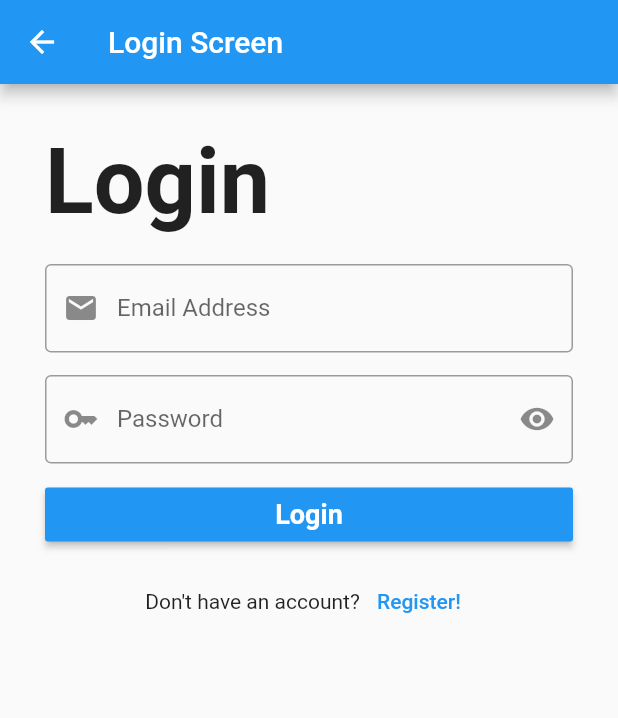
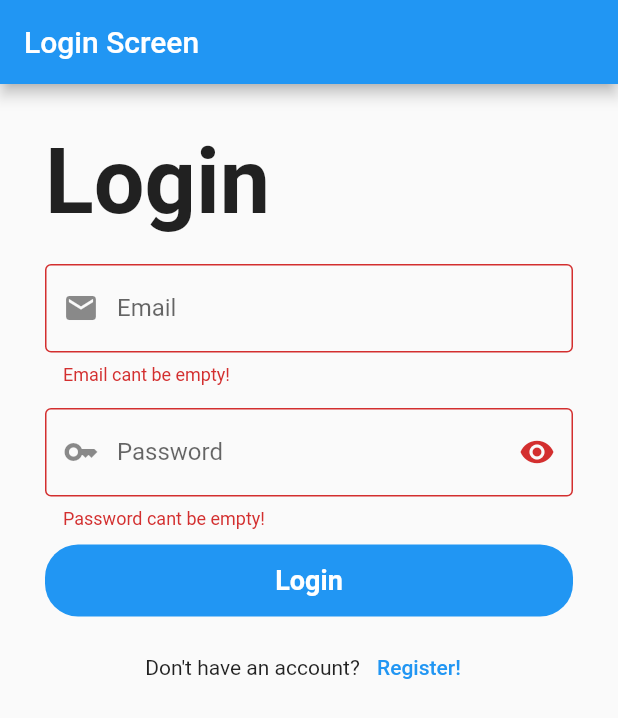
Before and after one commit to BahaaAY/learning-flutter, a Flutter app: the LoginScreen screen opened directly, after a tap on "Login", on a phone screen of 412 x 824 dp. Shown: the top 718 px of the screen. Run offline on Flutter 3.47's test engine with Material 2 defaults, Android fonts, the phone set to English and light mode, and no system bars.

```diff
--- /dev/null
+++ b/lib/Models/User/user_model.dart
@@ -0,0 +1,7 @@
+class UserModel {
+  final int id;
+  final String name;
+  final String phone;
+
+  UserModel(this.id, this.name, this.phone);
+}
--- a/lib/bmi_screen.dart
+++ b/lib/Modules/bmi/bmi_screen.dart
@@ -1,7 +1,7 @@
 import 'dart:math';
 
 import 'package:flutter/material.dart';
-import 'package:proj1/bmi_result_screen.dart';
+import 'package:proj1/modules/bmi/bmi_result_screen.dart';
 
 class BmiScreen extends StatefulWidget {
   @override
--- /dev/null
+++ b/lib/Modules/login/login_screen.dart
@@ -0,0 +1,108 @@
+import 'package:flutter/material.dart';
+import 'package:proj1/shared/components/components.dart';
+
+class LoginScreen extends StatefulWidget {
+  @override
+  State<LoginScreen> createState() => _LoginScreenState();
+}
+
+class _LoginScreenState extends State<LoginScreen> {
+  var emailController = TextEditingController();
+
+  var passController = TextEditingController();
+
+  var formKey = GlobalKey<FormState>();
+  bool secureText = true;
+
+
+  @override
+  Widget build(BuildContext context) {
+    return Scaffold(
+      appBar: AppBar(
+        title: Text("Login Screen"),
+      ),
+      body: SingleChildScrollView(
+        child: Padding(
+          padding: const EdgeInsets.all(30.0),
+          child: Form(
+            key: formKey,
+            child: Column(
+              mainAxisSize: MainAxisSize.min,
+              crossAxisAlignment: CrossAxisAlignment.start,
+              children: [
+                Text(
+                  "Login",
+                  style: TextStyle(
+                    fontSize: 60.0,
+                    fontWeight: FontWeight.bold,
+                  ),
+                ),
+                SizedBox(
+                  height: 20.0,
+                ),
+                defaultFormField(
+                    prefix: Icon(Icons.email),
+                    controller: emailController,
+                    inputType: TextInputType.emailAddress,
+                    validate: (String? value) {
+                      if(value!.isEmpty)
+                      {
+                        return "Email cant be empty!";
+                      }
+                      return null;
+                    },
+                    label: "Email"),
+                SizedBox(
+                  height: 15.0,
+                ),
+                defaultFormField(
+                  isPassword: secureText,
+                    prefix: Icon(Icons.key),
+                    suffix: secureText? Icon(Icons.visibility): Icon(Icons.visibility_off),
+                    controller: passController,
+                    inputType: TextInputType.visiblePassword,
+                    suffixPressed: (){
+                    setState(() {
+                      secureText=!secureText;
+                    });
+                    },
+                    validate: (String? value) {
+                      if(value!.isEmpty)
+                        {
+                          return "Password cant be empty!";
+                        }
+                      return null;
+                    },
+                    label: "Password"),
+                SizedBox(
+                  height: 10.0,
+                ),
+                defaultButton(
+                    function: () {
+                      if(formKey.currentState!.validate())
+                        {
+                          print("Email : " + emailController.text);
+                          print("Password : " + passController.text);
+                        }
+                    },
+                    radius: 22.0,
+                    isUpperCase: false,
+                    text: "Login"),
+                SizedBox(
+                  height: 10.0,
+                ),
+                Row(
+                  mainAxisAlignment: MainAxisAlignment.center,
+                  children: [
+                    Text("Don\'t have an account? "),
+                    TextButton(onPressed: () {}, child: Text("Register!"))
+                  ],
+                )
+              ],
+            ),
+          ),
+        ),
+      ),
+    );
+  }
+}
--- a/lib/users_screen.dart
+++ b/lib/Modules/messenger/users_screen.dart
@@ -1,4 +1,5 @@
 import 'package:flutter/material.dart';
+import 'package:proj1/Models/User/user_model.dart';
 
 class UsersScreen extends StatelessWidget {
   List<UserModel> users = [
@@ -70,10 +71,3 @@ class UsersScreen extends StatelessWidget {
       );
 
 }
-class UserModel {
-  final int id;
-  final String name;
-  final String phone;
-
-  UserModel(this.id, this.name, this.phone);
-}
--- /dev/null
+++ b/lib/Shared/components/components.dart
@@ -0,0 +1,58 @@
+import 'package:flutter/material.dart';
+
+Widget defaultButton({
+  double width = double.infinity,
+  Color background = Colors.blue,
+  bool isUpperCase = false,
+  double radius = 0.0,
+  required VoidCallback? function,
+  required String text,
+}) =>
+    Container(
+      decoration: BoxDecoration(
+        color: background,
+        borderRadius: BorderRadius.circular(radius),
+      ),
+      width: width,
+      child: MaterialButton(
+        onPressed: function,
+        child: Text(
+          isUpperCase ? text.toUpperCase() : text,
+          style: TextStyle(
+            color: Colors.white,
+            fontSize: 18,
+            fontWeight: FontWeight.bold,
+          ),
+        ),
+      ),
+    );
+
+Widget defaultFormField({
+  required TextEditingController controller,
+  required TextInputType inputType,
+  required String label,
+  Function(String?)? onChange,
+  Function(String?)? onSubmit,
+  Function()? suffixPressed,
+  required String? Function(String?)? validate,
+  bool isPassword = false,
+  Icon? prefix,
+  Icon? suffix,
+}) =>
+    TextFormField(
+      obscureText: isPassword,
+      controller: controller,
+      keyboardType: inputType,
+      onChanged: onChange,
+      onFieldSubmitted: onSubmit,
+      validator: validate,
+      decoration: InputDecoration(
+        labelText: label,
+        border: OutlineInputBorder(),
+        prefixIcon: prefix == null ? null : prefix,
+        suffixIcon: suffix == null ? null : IconButton(
+            icon: suffix,
+          onPressed: suffixPressed,
+        ),
+      ),
+    );
--- a/lib/login_screen.dart
+++ /dev/null
@@ -1,87 +0,0 @@
-import 'package:flutter/material.dart';
-
-class LoginScreen extends StatelessWidget {
-
-  var emailController = TextEditingController();
-  var passController = TextEditingController();
-
-  @override
-  Widget build(BuildContext context) {
-    return Scaffold(
-      appBar: AppBar(
-        title: Text("Login Screen"),
-      ),
-      body: Padding(
-        padding: const EdgeInsets.all(30.0),
-        child: Column(
-          crossAxisAlignment: CrossAxisAlignment.start,
-          children: [
-            Text(
-              "Login",
-              style: TextStyle(
-                fontSize: 60.0,
-                fontWeight: FontWeight.bold,
-              ),
-            ),
-            SizedBox(
-              height: 20.0,
-            ),
-            TextFormField(
-              controller: emailController,
-              keyboardType: TextInputType.emailAddress,
-              decoration: InputDecoration(
-                labelText: "Email Address",
-                border: OutlineInputBorder(),
-                prefixIcon: Icon(Icons.email),
-              ),
-            ),
-            SizedBox(
-              height: 15.0,
-            ),
-            TextFormField(
-              obscureText: true,
-              controller: passController,
-              keyboardType: TextInputType.emailAddress,
-              decoration: InputDecoration(
-                  labelText: "Password",
-                  border: OutlineInputBorder(),
-                  prefixIcon: Icon(Icons.key),
-                  suffixIcon: Icon(Icons.remove_red_eye)),
-            ),
-            SizedBox(
-              height: 10.0,
-            ),
-            Container(
-              width: double.infinity,
-              child: MaterialButton(
-                color: Colors.blue,
-                onPressed: () {
-                  print("Email : " + emailController.text);
-                  print("Password : " + passController.text);
-                },
-                child: Text(
-                  "Login",
-                  style: TextStyle(
-                    color: Colors.white,
-                    fontSize: 18,
-                    fontWeight: FontWeight.bold,
-                  ),
-                ),
-              ),
-            ),
-            SizedBox(height: 10.0,),
-            Row(
-              mainAxisAlignment: MainAxisAlignment.center,
-              children: [
-                Text(
-                  "Don\'t have an account? "
-                ),
-                TextButton(onPressed: (){}, child: Text("Register!"))
-              ],
-            )
-          ],
-        ),
-      ),
-    );
-  }
-}
--- a/lib/main.dart
+++ b/lib/main.dart
@@ -1,12 +1,12 @@
 import 'package:flutter/material.dart';
-import 'package:proj1/bmi_result_screen.dart';
-import 'package:proj1/bmi_screen.dart';
-import 'package:proj1/counter_screen.dart';
-import 'package:proj1/home_screen.dart';
-import 'package:proj1/users_screen.dart';
+import 'package:proj1/modules/bmi/bmi_result_screen.dart';
+import 'package:proj1/modules/bmi/bmi_screen.dart';
+import 'package:proj1/modules/counter/counter_screen.dart';
+import 'package:proj1/modules/home/home_screen.dart';
+import 'package:proj1/modules/messenger/users_screen.dart';
 
-import 'login_screen.dart';
-import 'messenger_screen.dart';
+import 'modules/login/login_screen.dart';
+import 'modules/messenger/messenger_screen.dart';
 
 void main() {
   runApp(MyApp());
@@ -16,7 +16,7 @@ class MyApp extends StatelessWidget{
   Widget build(BuildContext context) {
     return MaterialApp(
       debugShowCheckedModeBanner: false,
-      home: BmiScreen(),
+      home: LoginScreen(),
     );
   }
 
```
Also changed, not shown: lib/Modules/bmi/bmi_result_screen.dart (renamed from lib/bmi_result_screen.dart), lib/Modules/counter/counter_screen.dart (renamed from lib/counter_screen.dart), lib/Modules/home/home_screen.dart (renamed from lib/home_screen.dart), lib/Modules/messenger/messenger_screen.dart (renamed from lib/messenger_screen.dart), lib/Shared/components/constants.dart (added), 1 other file.
